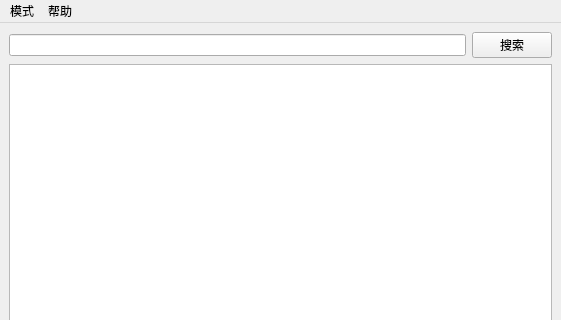
Old version of the form mainwindow.ui in the repository iwxyi/ListHunter; both pictures show x 0 to 561 and y 0 to 320 of the 561 by 478 pixel window.
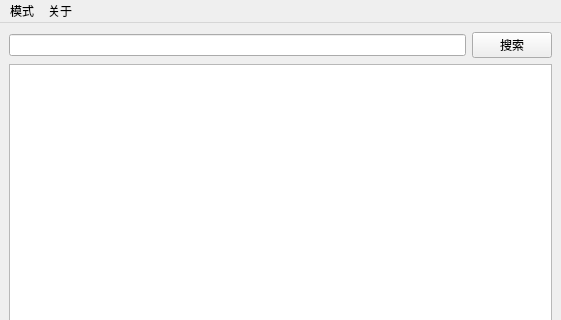
New version of the form.

Commit message: 添加关于

What changed in the file:
```diff
--- a/mainwindow.ui
+++ b/mainwindow.ui
@@ -69,7 +69,7 @@
    </widget>
    <widget class="QMenu" name="menu_2">
     <property name="title">
-     <string>帮助</string>
+     <string>关于</string>
     </property>
    </widget>
    <addaction name="menu"/>
```
Left out of the diff: 9 changed lines with no effect on the pictures. The commit also changes 3 other files.
